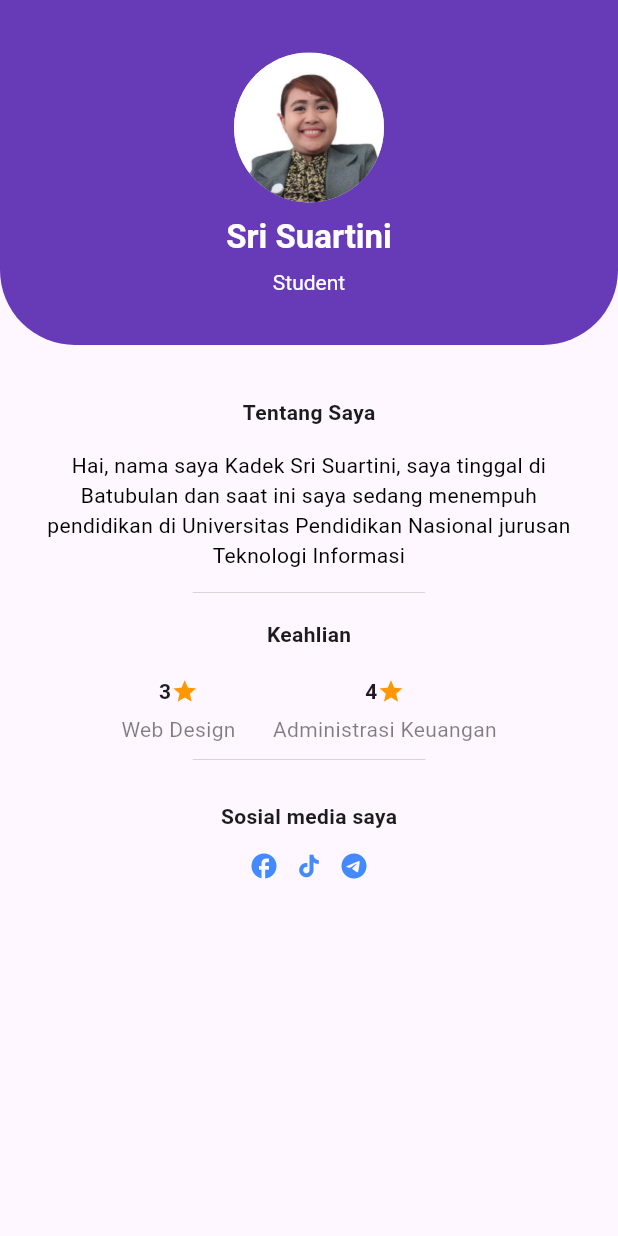
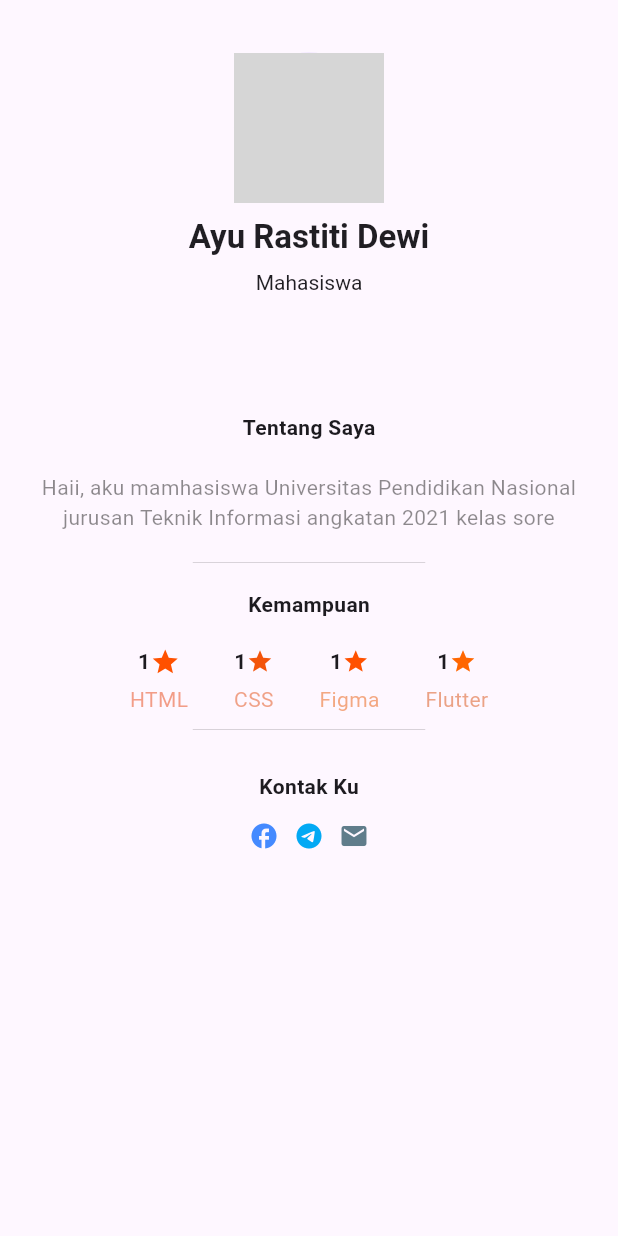
Before and after one commit to Ayurastitidewi/UAS_pemrogramanseluler, a Flutter app: the screen it shows after launch, on a phone screen of 412 x 824 dp. Run offline on Flutter 3.47's test engine with Material 3 defaults, Android fonts, the light colour scheme and no system bars; grey boxes are pictures that could not be loaded.

Commit message:
Update main.dart

```diff
--- a/lib/main.dart
+++ b/lib/main.dart
@@ -12,98 +12,108 @@
     return MaterialApp(
       home: Scaffold(
         appBar: AppBar(
-          shape: const RoundedRectangleBorder(
+          shape: RoundedRectangleBorder(
               borderRadius: BorderRadius.only(
                   bottomLeft: Radius.circular(50),
-              bottomRight: Radius.circular(50),
-            ),
-          ),
+                  bottomRight: Radius.circular(50))),
           toolbarHeight: 230, // default is 56
           toolbarOpacity: 0.9,
-          backgroundColor: Colors.deepPurple,
-          title: const Column(
+          title: Column(
             children: [
               Center(
+                child: Container(
                   child: CircleAvatar(
                     radius: 50,
-                  backgroundImage: AssetImage('assets/images/me.jpeg'),
+                    backgroundImage: AssetImage('lib/assets/foto_dekayu.jpeg'),
+                  ),
                 ),
               ),
               Padding(
-                padding: EdgeInsets.all(9.0),
+                padding: const EdgeInsets.all(9.0),
                 child: Text(
-                  "Sri Suartini",
-                  style: TextStyle(
-                    fontWeight: FontWeight.bold,
-                    color: Colors.white,
+                  "Ayu Rastiti Dewi",
+                  style: TextStyle(fontWeight: FontWeight.bold),
                 ),
               ),
-              ),
-              Text(
-                "Student",
-                style: TextStyle(
-                  height: 1,
-                  fontSize: 14,
-                  color: Colors.white,
-                ),
-              )
+              Text("Mahasiswa", style: TextStyle(height: 1, fontSize: 14))
             ],
           ),
         ),
         body: Center(
           child: Container(
             width: 400,
-            margin: const EdgeInsets.only(top: 35),
+            margin: EdgeInsets.only(top: 45),
             child: Column(
               children: [
-                const Text(
-                  "Tentang Saya",
-                  style: TextStyle(fontWeight: FontWeight.bold),
+                Text("Tentang Saya", style: TextStyle(fontWeight: FontWeight.bold)),
+                Container(
+                    margin: EdgeInsets.all(20),
+                    child: Text(
+                        "Haii, aku mamhasiswa Universitas Pendidikan Nasional jurusan Teknik Informasi angkatan 2021 kelas sore",
+                        maxLines: 4,
+                        textAlign: TextAlign.center,
+                        style:
+                            TextStyle(color: Color.fromARGB(0, 26, 25, 25).withOpacity(0.5)))),
+                Container(
+                  width: 155,
+                  decoration: BoxDecoration(
+                      border: Border(
+                          bottom: BorderSide(color: Colors.black, width: 0.1))),
                 ),
                 Container(
-                  margin: const EdgeInsets.all(15),
-                  child: const Text(
-                    "Hai, nama saya Kadek Sri Suartini, saya tinggal di Batubulan dan saat ini saya sedang menempuh pendidikan di Universitas Pendidikan Nasional jurusan Teknologi Informasi",
-                    maxLines: 4,
-                    textAlign: TextAlign.center,
-                    style: TextStyle(color: Colors.black),
+                  margin: EdgeInsets.all(10),
+                  child: Padding(
+                    padding: const EdgeInsets.all(8.0),
+                    child: Text("Kemampuan",
+                        style: TextStyle(fontWeight: FontWeight.bold)),
                   ),
                 ),
                 Container(
-                  width: 155,
-                  decoration: const BoxDecoration(
-                    border: Border(
-                      bottom: BorderSide(color: Colors.black, width: 0.1),
-                    ),
-                  ),
-                ),
-                Container(
-                  margin: const EdgeInsets.all(10),
-                  child: const Padding(
-                    padding: EdgeInsets.all(8.0),
-                    child: Text(
-                      "Keahlian",
-                      style: TextStyle(fontWeight: FontWeight.bold),
-                    ),
-                  ),
-                ),
-                SizedBox(
+                    child: SizedBox(
                   width: 300,
                   child: Row(
                     mainAxisAlignment: MainAxisAlignment.spaceEvenly,
                     children: [
                       Column(
                         children: [
-                          const Row(
+                          Row(
                             children: [
                               Text(
-                                "3",
+                                "1",
                                 style: TextStyle(fontWeight: FontWeight.bold),
                                 textAlign: TextAlign.center,
                               ),
                               Icon(
                                 Icons.star,
-                                color: Colors.orange,
+                                color: Color.fromARGB(255, 255, 81, 0),
+                                size: 20.0,
+                              ),
+                            ],
+                          ),
+                          Column(
+                            children: [
+                              Padding(
+                                padding: const EdgeInsets.only(top: 5),
+                                child: Text("HTML",
+                                    style: TextStyle(
+                                        color: Color.fromRGBO(231, 67, 17, 1).withOpacity(0.5))),
+                              )
+                            ],
+                          )
+                        ],
+                      ),
+                      Column(
+                        children: [
+                          Row(
+                            children: [
+                              Text(
+                                "1",
+                                style: TextStyle(fontWeight: FontWeight.bold),
+                                textAlign: TextAlign.center,
+                              ),
+                              Icon(
+                                Icons.star,
+                                color: Color.fromARGB(255, 243, 84, 10),
                                 size: 18.0,
                               ),
                             ],
@@ -112,12 +122,9 @@
                             children: [
                               Padding(
                                 padding: const EdgeInsets.only(top: 5),
-                                child: Text(
-                                  "Web Design",
+                                child: Text("CSS",
                                     style: TextStyle(
-                                    color: Colors.black.withOpacity(0.5),
-                                  ),
-                                ),
+                                        color: Color.fromARGB(255, 226, 77, 18).withOpacity(0.5))),
                               )
                             ],
                           )
@@ -125,16 +132,16 @@
                       ),
                       Column(
                         children: [
-                          const Row(
+                          Row(
                             children: [
                               Text(
-                                "4",
+                                "1",
                                 style: TextStyle(fontWeight: FontWeight.bold),
                                 textAlign: TextAlign.center,
                               ),
                               Icon(
                                 Icons.star,
-                                color: Colors.orange,
+                                color: Color.fromRGBO(255, 81, 0, 1),
                                 size: 18.0,
                               ),
                             ],
@@ -143,12 +150,37 @@
                             children: [
                               Padding(
                                 padding: const EdgeInsets.only(top: 5),
-                                child: Text(
-                                  "Administrasi Keuangan",
+                                child: Text("Figma",
                                     style: TextStyle(
-                                    color: Colors.black.withOpacity(0.5),
+                                        color: Color.fromARGB(255, 233, 90, 7).withOpacity(0.5))),
+                              )
+                            ],
+                          )
+                        ],
                       ),
+                      Column(
+                        children: [
+                          Row(
+                            children: [
+                              Text(
+                                "1",
+                                style: TextStyle(fontWeight: FontWeight.bold),
+                                textAlign: TextAlign.center,
                               ),
+                              Icon(
+                                Icons.star,
+                                color: Color.fromARGB(255, 255, 102, 0),
+                                size: 18.0,
+                              ),
+                            ],
+                          ),
+                          Column(
+                            children: [
+                              Padding(
+                                padding: const EdgeInsets.only(top: 5),
+                                child: Text("Flutter",
+                                    style: TextStyle(
+                                        color: Color.fromRGBO(216, 78, 14, 1).withOpacity(0.5))),
                               )
                             ],
                           )
@@ -156,26 +188,24 @@
                       ),
                     ],
                   ),
+                )),
+                Container(
+                  margin: EdgeInsets.only(top: 10),
+                  width: 155,
+                  decoration: BoxDecoration(
+                      border: Border(
+                          bottom: BorderSide(color: Colors.black, width: 0.1))),
                 ),
                 Container(
-                  margin: const EdgeInsets.only(top: 10),
-                  width: 155,
-                  decoration: const BoxDecoration(
-                    border: Border(
-                      bottom: BorderSide(color: Colors.black, width: 0.1),
-                    ),
-                  ),
-                ),
-                Container(
-                  margin: const EdgeInsets.all(20),
-                  child: const Column(children: [
+                  margin: EdgeInsets.all(20),
+                  child: Column(children: [
                     Row(
                       mainAxisAlignment: MainAxisAlignment.center,
                       children: [
                         Padding(
-                          padding: EdgeInsets.all(8.0),
+                          padding: const EdgeInsets.all(8.0),
                           child: Text(
-                            "Sosial media saya",
+                            "Kontak Ku",
                             style: TextStyle(fontWeight: FontWeight.bold),
                           ),
                         ),
@@ -187,7 +217,7 @@
                           mainAxisAlignment: MainAxisAlignment.center,
                           children: [
                             Padding(
-                              padding: EdgeInsets.all(5.0),
+                              padding: const EdgeInsets.all(5.0),
                               child: Icon(
                                 Icons.facebook,
                                 color: Colors.blueAccent,
@@ -195,18 +225,18 @@
                               ),
                             ),
                             Padding(
-                              padding: EdgeInsets.all(5.0),
+                              padding: const EdgeInsets.all(5.0),
                               child: Icon(
-                                Icons.tiktok,
-                                color: Colors.blueAccent,
+                                Icons.telegram,
+                                color: Colors.lightBlue,
                                 size: 20.0,
                               ),
                             ),
                             Padding(
-                              padding: EdgeInsets.all(5.0),
+                              padding: const EdgeInsets.all(5.0),
                               child: Icon(
-                                Icons.telegram,
-                                color: Colors.blueAccent,
+                                Icons.email,
+                                color: Colors.blueGrey,
                                 size: 20.0,
                               ),
                             ),
```
Lines whose indentation alone changed are shown as unchanged.
